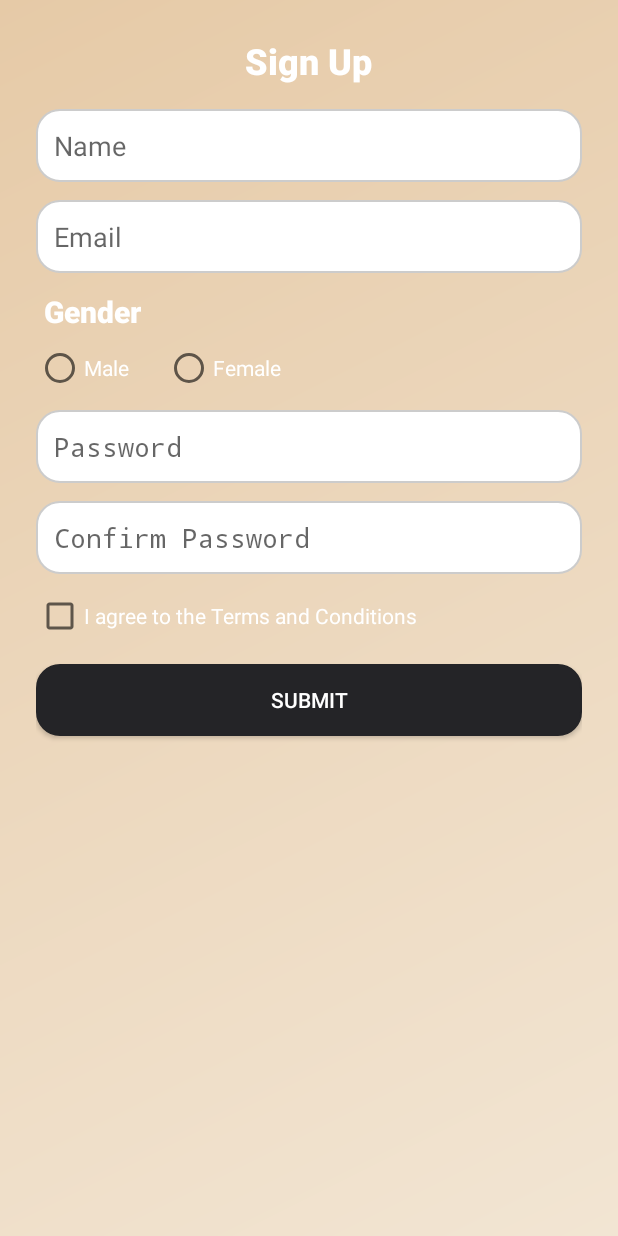
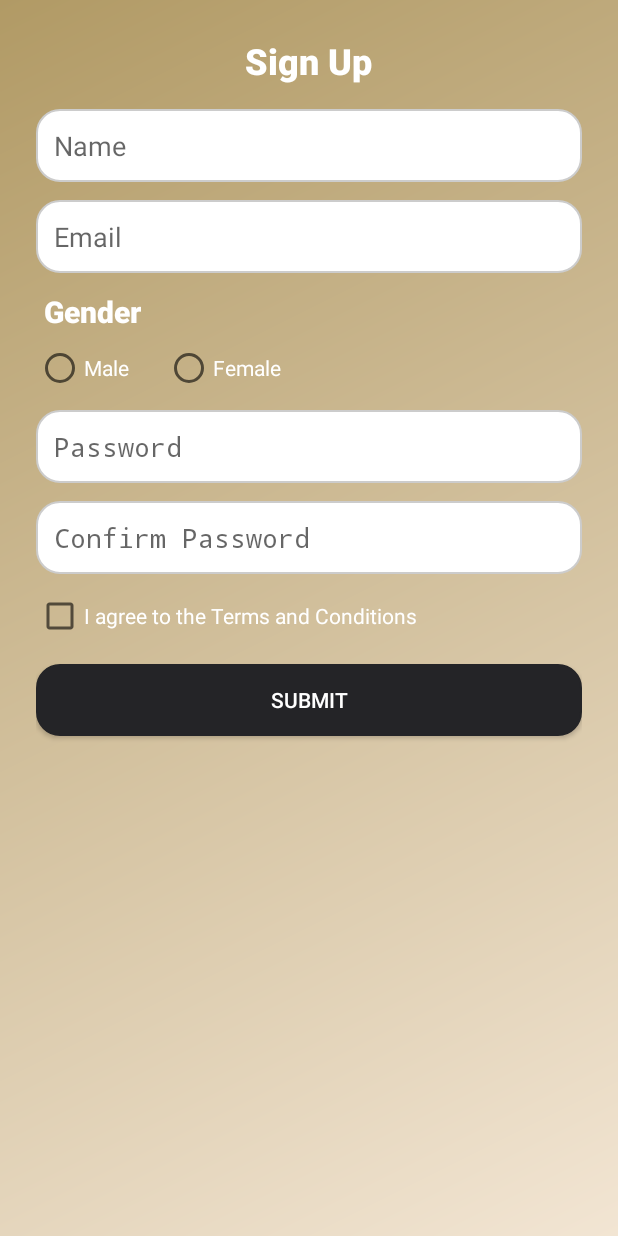
Before and after one commit to nahian00777/AndroidDevLearning, an Android app built with Jetpack Compose: the screen it shows after launch (MainActivity), on a phone screen of 412 x 824 dp. Run offline under Robolectric (Android 15) with nearby library versions, the phone set to English and light mode, and no system bars.

Commit message:
minor change

```diff
--- a/app/src/main/res/drawable/background_gradient.xml
+++ b/app/src/main/res/drawable/background_gradient.xml
@@ -1,6 +1,6 @@
 <shape xmlns:android="http://schemas.android.com/apk/res/android">
     <gradient
         android:angle="135"
-        android:endColor="#FFE6CAA7"
+        android:endColor="#B19A65"
         android:startColor="#FFF2E5D3" />
 </shape>
```
Also changed, not shown: app/src/main/java/com/example/myfirstapp/MainActivity.kt (+1 -27 lines).
